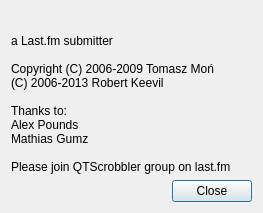
marcelpetrick/QtScrobbler, file src/qt/src/ui/aboutWin.ui: the form before one commit.
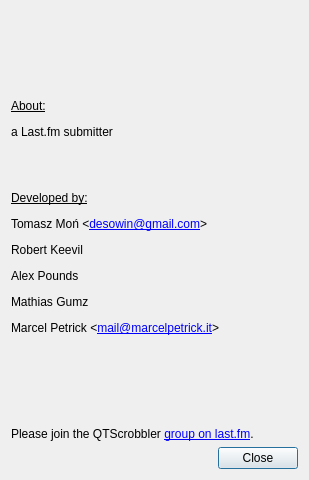
The form after the commit. Icons and pictures are not drawn.

Commit message: about: adjusted the text about authors and beautified the about-dialog (nonethless currently the last.fm-group is not accessiable, because of their latest layout-change!) code cleanup: removed the debia-build-setup code cleanup: simplified "setOpen_buttons()"

The edit to the form file:
```diff
--- a/src/qt/src/ui/aboutWin.ui
+++ b/src/qt/src/ui/aboutWin.ui
@@ -6,12 +6,12 @@
    <rect>
     <x>0</x>
     <y>0</y>
-    <width>263</width>
-    <height>213</height>
+    <width>309</width>
+    <height>480</height>
    </rect>
   </property>
   <property name="sizePolicy">
-   <sizepolicy hsizetype="Fixed" vsizetype="Fixed">
+   <sizepolicy hsizetype="Minimum" vsizetype="Minimum">
     <horstretch>0</horstretch>
     <verstretch>0</verstretch>
    </sizepolicy>
@@ -58,6 +58,12 @@
    </item>
    <item>
     <widget class="QLabel" name="lblAbout">
+     <property name="sizePolicy">
+      <sizepolicy hsizetype="Minimum" vsizetype="Minimum">
+       <horstretch>0</horstretch>
+       <verstretch>0</verstretch>
+      </sizepolicy>
+     </property>
      <property name="autoFillBackground">
       <bool>false</bool>
      </property>
@@ -68,16 +74,7 @@
       <number>1</number>
      </property>
      <property name="text">
-      <string>a Last.fm submitter
-
-Copyright (C) 2006-2009 Tomasz Moń
-(C) 2006-2013 Robert Keevil
-
-Thanks to:
-Alex Pounds
-Mathias Gumz
-
-Please join QTScrobbler group on last.fm</string>
+      <string>&lt;html&gt;&lt;head/&gt;&lt;body&gt;&lt;p&gt;&lt;span style=&quot; text-decoration: underline;&quot;&gt;About:&lt;/span&gt;&lt;/p&gt;&lt;p&gt;a Last.fm submitter&lt;/p&gt;&lt;p&gt;&lt;br/&gt;&lt;/p&gt;&lt;p&gt;&lt;span style=&quot; text-decoration: underline;&quot;&gt;Developed by:&lt;/span&gt;&lt;/p&gt;&lt;p&gt;Tomasz Moń &amp;lt;&lt;a href=&quot;desowin@gmail.com&quot;&gt;&lt;span style=&quot; text-decoration: underline; color:#0000ff;&quot;&gt;desowin@gmail.com&lt;/span&gt;&lt;/a&gt;&amp;gt;&lt;/p&gt;&lt;p&gt;Robert Keevil&lt;/p&gt;&lt;p&gt;Alex Pounds&lt;/p&gt;&lt;p&gt;Mathias Gumz&lt;/p&gt;&lt;p&gt;Marcel Petrick &amp;lt;&lt;a href=&quot;mail@marcelpetrick.it&quot;&gt;&lt;span style=&quot; text-decoration: underline; color:#0000ff;&quot;&gt;mail@marcelpetrick.it&lt;/span&gt;&lt;/a&gt;&amp;gt;&lt;/p&gt;&lt;p&gt;&lt;br/&gt;&lt;/p&gt;&lt;p&gt;&lt;br/&gt;&lt;/p&gt;&lt;p&gt;Please join the QTScrobbler &lt;a href=&quot;http://www.last.fm/group/QTScrobbler&quot;&gt;&lt;span style=&quot; text-decoration: underline; color:#0000ff;&quot;&gt;group on last.fm&lt;/span&gt;&lt;/a&gt;.&lt;/p&gt;&lt;/body&gt;&lt;/html&gt;</string>
      </property>
      <property name="scaledContents">
       <bool>true</bool>
```
The commit also changes 10 other files.
